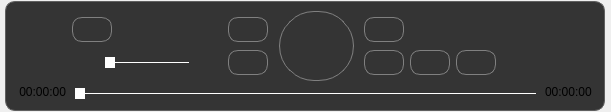
Before: the Qt Designer form assets/VideoControlPanel.ui in ifreddyrod/SPYDER-Player-pyqt, drawn with Qt 5.
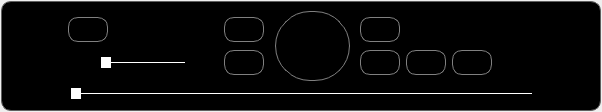
After: the same form once the commit is applied. Icons and pictures are not drawn.

Commit message: - Fixed some gui issues (had to relayout the main screen because there was a bar on the player when in full screen) - Made a spec file to build the python library with the executable

```diff
--- a/assets/VideoControlPanel.ui
+++ b/assets/VideoControlPanel.ui
@@ -6,7 +6,7 @@
    <rect>
     <x>0</x>
     <y>0</y>
-    <width>611</width>
+    <width>602</width>
     <height>112</height>
    </rect>
   </property>
@@ -28,7 +28,7 @@
   <property name="styleSheet">
    <string notr="true">QFrame
 {
-	background-color: rgba(0, 0, 0, 200); /*rgba(0, 0, 0, 150);*/
+	background-color: black; /*rgba(0, 0, 0, 200);*/
 	border: 1px solid  rgb(96, 96, 96); /* rgb(128, 128, 128);*/
 	border-radius: 10px;  
 }
@@ -36,6 +36,7 @@
 QPushButton 
 {
 	color: white;
+	background-color: rgba(0, 0, 0, 200); 
 	border: 1px solid rgb(128, 128, 128);
 	border-radius: 10px;  
 }
@@ -186,6 +187,9 @@
          <height>110</height>
         </size>
        </property>
+       <property name="autoFillBackground">
+        <bool>false</bool>
+       </property>
        <property name="styleSheet">
         <string notr="true"/>
        </property>
```
The commit also changes 7 other files.
